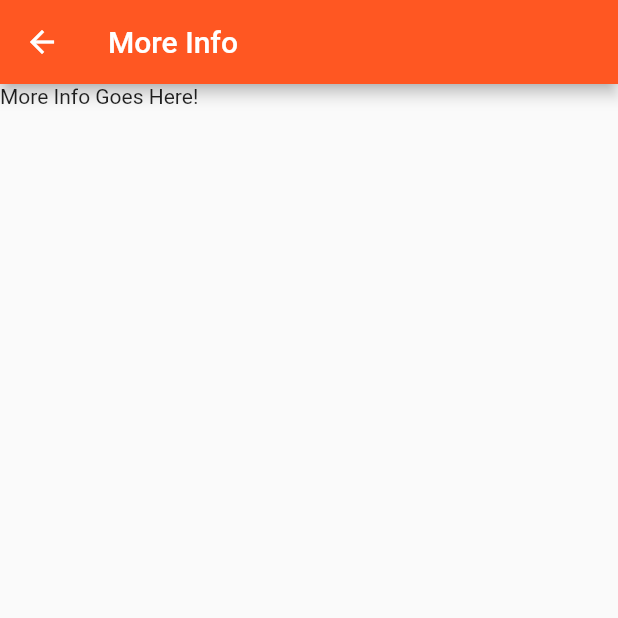
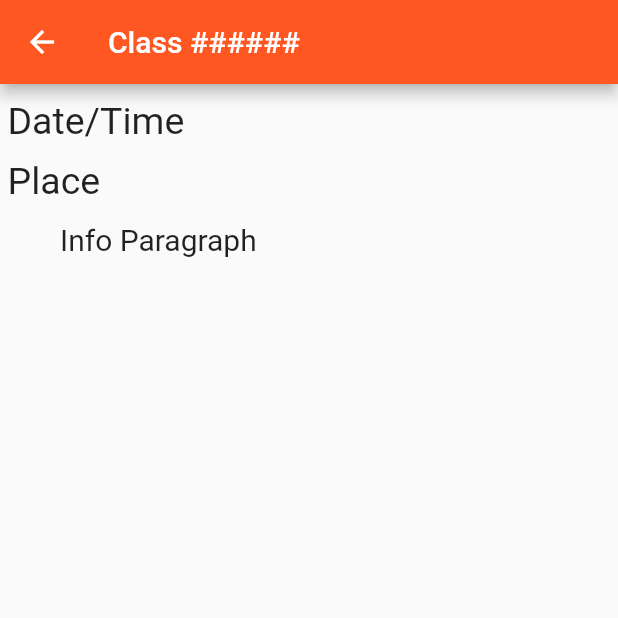
Before and after one commit to mobileappdevhm/concept-team-2-fml-ben, a Flutter app: the ClassInfo screen opened by its route, on a phone screen of 412 x 824 dp, the top half of it. Run offline on Flutter 3.47's test engine with Material 2 defaults, Android fonts, the phone set to English and light mode, and no system bars.

Commit message:
Solid Front End Demo!!! :D (added more spacing touchs to make the code more modular on different devices)

```diff
--- a/lib/ClassInfo.dart
+++ b/lib/ClassInfo.dart
@@ -15,10 +15,38 @@ class _ClassInfoState extends State<ClassInfo> {
     return new Scaffold(
       appBar: new AppBar(
         backgroundColor: Colors.deepOrange,
-        title: new Text("More Info"),
+        title: new Text("Class ######"),
       ),
       body: new Container(
-        child: new Text("More Info Goes Here!"),
+        child: new Column(
+          children: <Widget>[
+            new Row(
+              children: <Widget>[
+                new Padding(
+                  padding: new EdgeInsets.fromLTRB(5.0, 50.0, 0.0, 0.0),
+                ),
+                new Text("Date/Time", style: new TextStyle(fontSize: 25.0,),),
+              ],
+            ),
+            new Row(
+              children: <Widget>[
+                new Padding(
+                  padding: new EdgeInsets.fromLTRB(5.0, 10.0, 0.0, 0.0),
+                ),
+                new Text("Place", style: new TextStyle(fontSize: 25.0,),),
+              ],
+            ),
+            new Row(
+              children: <Widget>[
+                new Padding(
+                  padding: new EdgeInsets.fromLTRB(40.0, 50.0, 0.0, 0.0),
+                ),
+                new Text(
+                  "Info Paragraph", style: new TextStyle(fontSize: 20.0,),),
+              ],
+            ),
+          ],
+        ),
       ),
     );
   }
```
Also changed, not shown: lib/FacultyPage.dart (+9 -4 lines), lib/MyClasses.dart (+10 -3 lines).
